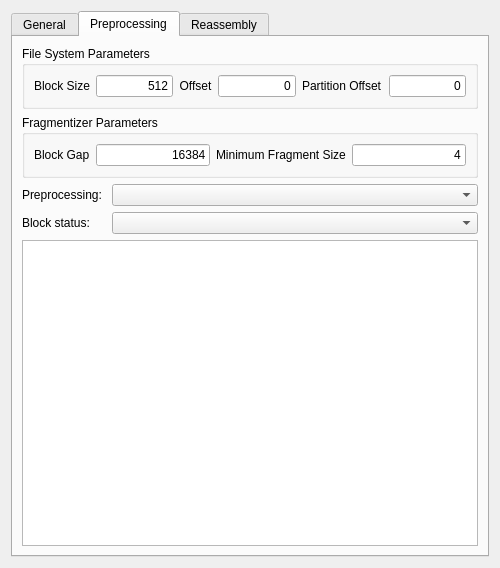
First picture: the form in gui/file_carving_ui.ui, repository rpoisel/mmc, before the edit.
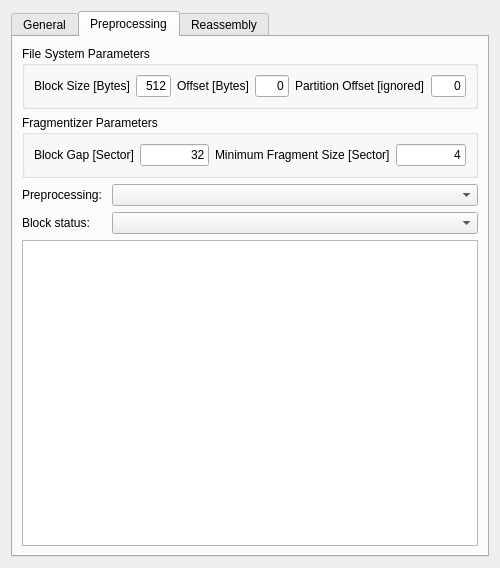
Second picture: the form after the edit. The open tabs and pages were chosen to show the change.

Commit message: units considered for different parameters; classification algorithm corrected (fragment size calculation) - no overlapping fragments anymore

```diff
--- a/gui/file_carving_ui.ui
+++ b/gui/file_carving_ui.ui
@@ -249,7 +249,7 @@
           <item row="0" column="0">
            <widget class="QLabel" name="label">
             <property name="text">
-             <string>Block Size</string>
+             <string>Block Size [Bytes]</string>
             </property>
             <property name="alignment">
              <set>Qt::AlignCenter</set>
@@ -269,7 +269,7 @@
           <item row="0" column="3">
            <widget class="QLabel" name="label_3">
             <property name="text">
-             <string>Offset</string>
+             <string>Offset [Bytes]</string>
             </property>
             <property name="alignment">
              <set>Qt::AlignCenter</set>
@@ -289,7 +289,7 @@
           <item row="0" column="5">
            <widget class="QLabel" name="label_14">
             <property name="text">
-             <string>Partition Offset</string>
+             <string>Partition Offset [ignored]</string>
             </property>
            </widget>
           </item>
@@ -315,14 +315,14 @@
           <item row="0" column="0">
            <widget class="QLabel" name="label_6">
             <property name="text">
-             <string>Block Gap</string>
+             <string>Block Gap [Sector]</string>
             </property>
            </widget>
           </item>
           <item row="0" column="1">
            <widget class="QLineEdit" name="blockGap">
             <property name="text">
-             <string>16384</string>
+             <string>32</string>
             </property>
             <property name="alignment">
              <set>Qt::AlignRight|Qt::AlignTrailing|Qt::AlignVCenter</set>
@@ -332,7 +332,7 @@
           <item row="0" column="2">
            <widget class="QLabel" name="label_10">
             <property name="text">
-             <string>Minimum Fragment Size</string>
+             <string>Minimum Fragment Size [Sector]</string>
             </property>
            </widget>
           </item>
```
The commit also changes 5 other files.
